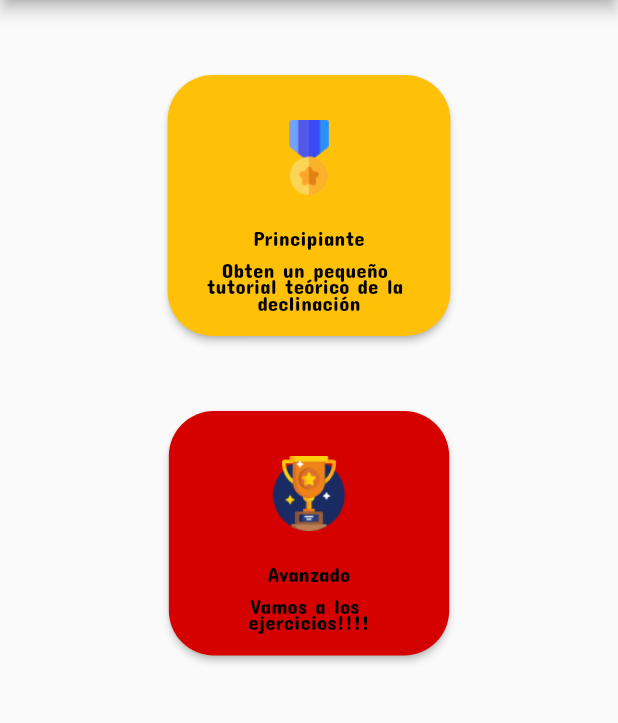
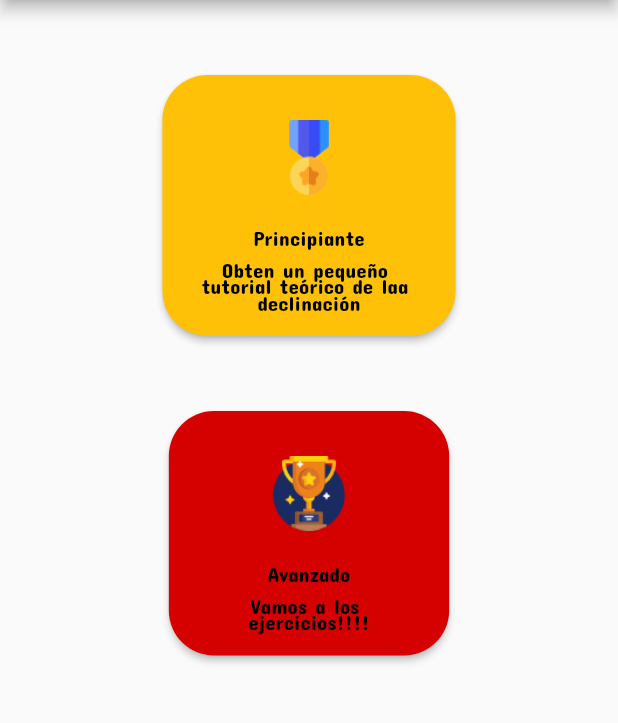
Before and after one commit to Forever-D14/deklinapp, a Flutter app: the MenuPage screen opened directly, on a phone screen of 412 x 824 dp, the part 84-807 px from its top. Run offline on Flutter 3.47's test engine with Material 2 defaults, Android fonts, the phone set to English and light mode, and no system bars; our stand-ins replace cloud_firestore, firebase_core; accounts and stored records are empty.

Commit message:
Prueba de rama

```diff
--- a/lib/pages/index.dart
+++ b/lib/pages/index.dart
@@ -34,7 +34,7 @@
                    Container(child: Image.asset("assets/medal.png",height: 50,width: 50),padding: EdgeInsets.only(top:30, bottom: 20),),
                    Container(child: Text("Principiante",style: TextStyle(fontFamily: 'ConcertOne'),),padding: EdgeInsets.only(left: 10,right: 10,bottom: 10),),
                    Container(child: Text("Obten un pequeño ",),padding: EdgeInsets.only(left: 10,right: 10)),
-                   Container(child: Text("tutorial teórico de la ",),padding: EdgeInsets.only(left: 10,right: 10)),
+                   Container(child: Text("tutorial teórico de laa ",),padding: EdgeInsets.only(left: 10,right: 10)),
                    Container(child: Text("declinación",),padding: EdgeInsets.only(left: 10,right: 10, bottom: 20)),
                  ],
                 ),
```
